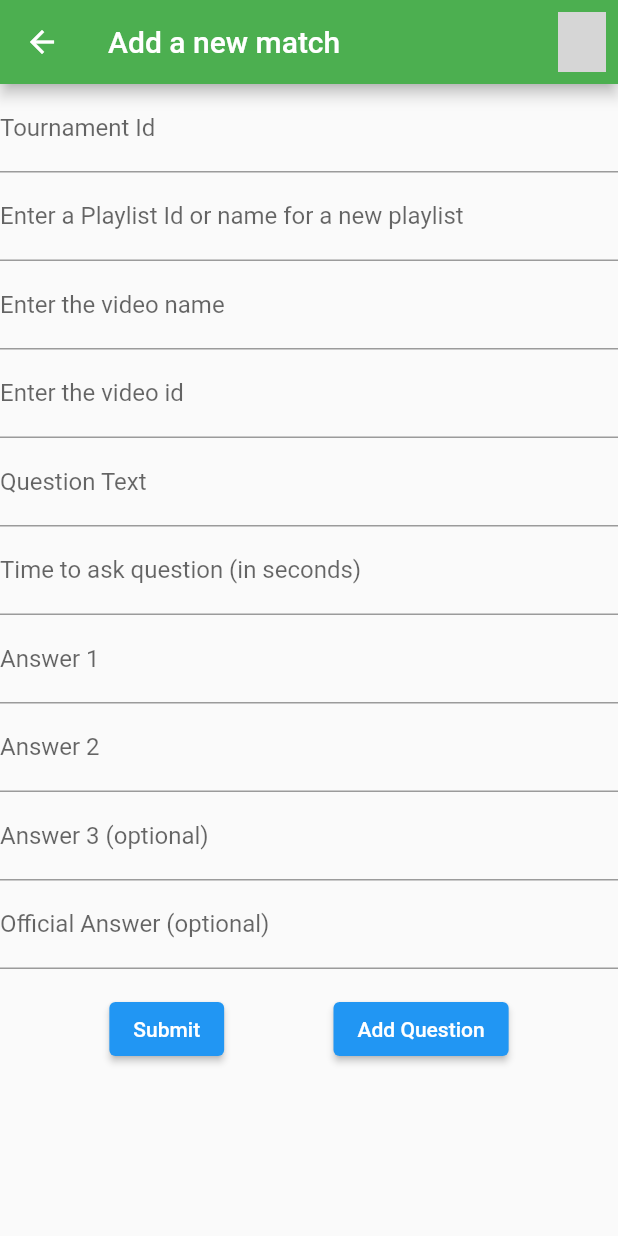
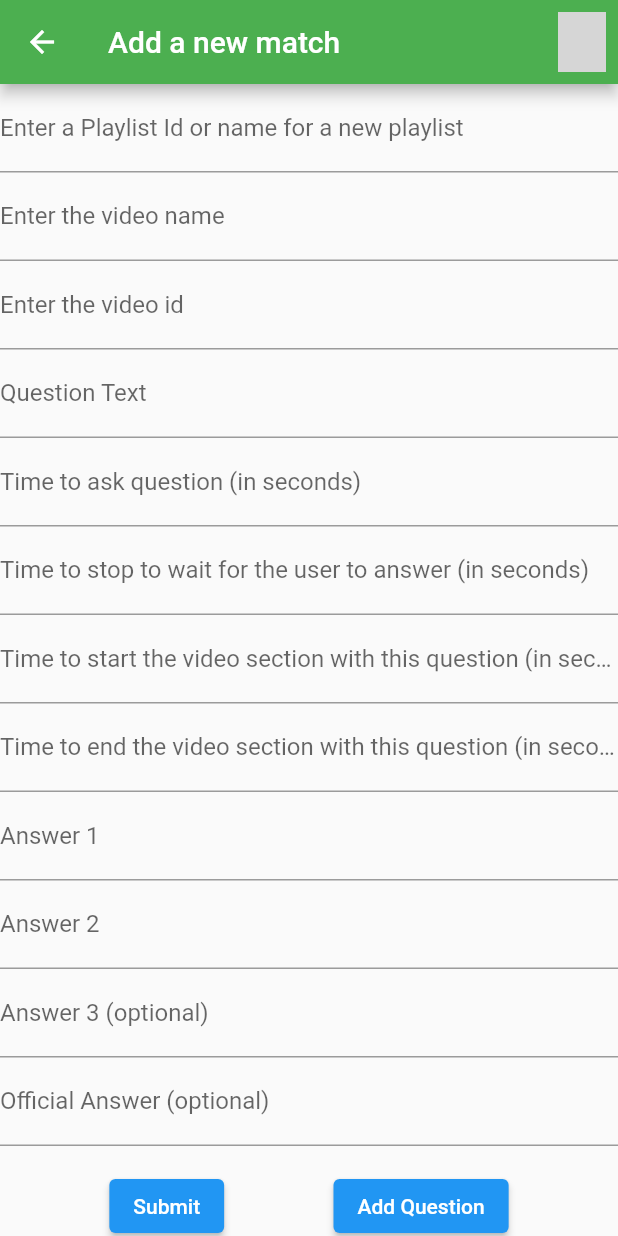
Before and after one commit to paketeserrano/whatisgonnahappen, a Flutter app: the AddVideosScreen screen opened directly, after a tap on "Submit", after a tap on "Add Question", on a phone screen of 412 x 824 dp. Run offline on Flutter 3.47's test engine with Material 2 defaults, Android fonts, the phone set to English and light mode, and no system bars; our stand-ins replace shared_preferences, youtube_player_flutter; missing offline and left inert: flutter_awesome_buttons; accounts and stored records are empty; network calls fail; grey boxes are pictures that could not be loaded.

Commit message:
Hastags, videos properly showing

```diff
--- a/lib/models/playlist_model.dart
+++ b/lib/models/playlist_model.dart
@@ -2,29 +2,20 @@
 class Playlist {
 
   String id;
-  String youtubeId;
-  String channelId;
   String title;
-  String profilePictureUrl;
-  int itemCount;
+  bool published;
 
   Playlist({
     this.id,
-    this.youtubeId,
-    this.channelId,
     this.title,
-    this.profilePictureUrl,
-    this.itemCount,
+    this.published,
   });
 
   factory Playlist.fromMap(Map<String, dynamic> map) {
     return Playlist(
-      id: map['id'],
-      youtubeId: map['id'],
-      channelId: map['snippet']['channelId'],
-      title: map['snippet']['title'],
-      profilePictureUrl: map['snippet']['thumbnails']['default']['url'],
-      itemCount: map['contentDetails']['itemCount'],
+      id: map['id'].toString(),
+      title: map['name'],
+      published: map['published']
     );
   }
 
--- a/lib/models/question_model.dart
+++ b/lib/models/question_model.dart
@@ -6,6 +6,8 @@ class Question{
   String statement;
   int timeToShow;
   int timeToStop;
+  int timeToStart;
+  int timeToEnd;
   List<dynamic> answers;
 
   Question({
@@ -15,6 +17,8 @@ class Question{
     this.statement,
     this.timeToShow,
     this.timeToStop,
+    this.timeToEnd,
+    this.timeToStart,
     this.answers,
 });
 
@@ -26,6 +30,8 @@ class Question{
       statement: map['statement'],
       timeToShow: map['time_to_show'],
       timeToStop: map['time_to_stop'],
+      timeToStart: map['time_to_start'],
+      timeToEnd: map['time_to_end'],
       answers: map['answers'],
     );
   }
@@ -38,6 +44,8 @@ class Question{
       'statement': this.statement,
       'timeToShow': this.timeToShow.toString(),
       'timeToStop': this.timeToStop.toString(),
+      'timeToStart': this.timeToStart.toString(),
+      'timeToEnd': this.timeToEnd.toString(),
       'answers': answers,
     };
   }
--- a/lib/models/video_model.dart
+++ b/lib/models/video_model.dart
@@ -8,7 +8,7 @@ class Video {
   String name;
   bool published;
   String thumbnailUrl;
-  SplayTreeMap<int,Question> questions;
+  List<Question> questions;
 
   Video({
     this.id,
@@ -40,10 +40,10 @@ class Video {
     };
   }
 
-  static SplayTreeMap<int,Question> createQuestions(List<dynamic> questionsJson){
-    SplayTreeMap<int,Question> questions = SplayTreeMap<int,Question>();
+  static List<Question> createQuestions(List<dynamic> questionsJson){
+    List<Question> questions = List<Question>();
     for(dynamic questionJson in questionsJson){
-      questions[questionJson['time_to_show']] = Question.fromMap(questionJson);
+      questions.add(Question.fromMap(questionJson));
     }
     return questions;
   }
--- a/lib/screens/add_videos_screen.dart
+++ b/lib/screens/add_videos_screen.dart
@@ -11,7 +11,6 @@ class AddVideosScreen extends StatefulWidget{
 class _AddVideosScreenState extends State<AddVideosScreen>{
   List<GlobalKey<QuestionWidgetState>> _questionsState;
   List<Widget> _questions;
-  TextEditingController _tournamentIdController;
   TextEditingController _playlistIdController;
   TextEditingController _videoNameController;
   TextEditingController _videoYoutubeIdController;
@@ -21,7 +20,6 @@ class _AddVideosScreenState extends State<AddVideosScreen>{
     super.initState();
     _questionsState = List<GlobalKey<QuestionWidgetState>>();
     _questions = List<Widget>();
-    _tournamentIdController = TextEditingController();
     _playlistIdController = TextEditingController();
     _videoNameController = TextEditingController();
     _videoYoutubeIdController = TextEditingController();
@@ -29,7 +27,6 @@ class _AddVideosScreenState extends State<AddVideosScreen>{
 
   @override
   void dispose() {
-    _tournamentIdController.dispose();
     _playlistIdController.dispose();
     _videoNameController.dispose();
     _videoYoutubeIdController.dispose();
@@ -59,18 +56,6 @@ class _AddVideosScreenState extends State<AddVideosScreen>{
           child:Column(
             crossAxisAlignment: CrossAxisAlignment.start,
             children: <Widget>[
-              TextFormField(
-                controller: _tournamentIdController,
-                decoration: const InputDecoration(
-                  labelText: 'Tournament Id',
-                ),
-                validator: (value) {
-                  if (value.isEmpty) {
-                    return 'Please enter a Tournament Id';
-                  }
-                  return null;
-                },
-              ),
               TextFormField(
                 controller: _playlistIdController,
                 decoration: const InputDecoration(
@@ -121,7 +106,6 @@ class _AddVideosScreenState extends State<AddVideosScreen>{
                           // otherwise.
                           if (_formKey.currentState.validate()) {
                             Map<String,dynamic> video = Map<String,dynamic>();
-                            video['channel_id'] = int.parse(_tournamentIdController.text);
                             video['playlist_id'] = _playlistIdController.text;
                             video['name'] = _videoNameController.text;
                             video['youtube_id'] = _videoYoutubeIdController.text;
@@ -130,7 +114,10 @@ class _AddVideosScreenState extends State<AddVideosScreen>{
                             _questionsState.forEach((key) {
                               Map<String,dynamic> questionMap = Map<String,dynamic>();
                               questionMap['statement'] = key.currentState.question.text;
-                              questionMap['time_to_show'] = int.parse(key.currentState.time.text);
+                              questionMap['time_to_show'] = int.parse(key.currentState.time_to_show.text);
+                              questionMap['time_to_stop'] = int.parse(key.currentState.time_to_stop.text);
+                              questionMap['time_to_start'] = int.parse(key.currentState.time_to_start.text);
+                              questionMap['time_to_end'] = int.parse(key.currentState.time_to_end.text);
                               questionMap['official_answer'] = key.currentState.officialAnswer.text;
                               List<String> answersList = List<String>();
                               answersList.add(key.currentState.answer1.text);
@@ -159,7 +146,7 @@ class _AddVideosScreenState extends State<AddVideosScreen>{
 
                             // If the form is valid, display a Snackbar.
                             ScaffoldMessenger.of(context).showSnackBar(SnackBar(
-                              content: Text(_tournamentIdController.text + '-' + _playlistIdController.text + '-' + _videoNameController.text + '-' + _videoYoutubeIdController.text),
+                              content: Text(_playlistIdController.text + '-' + _videoNameController.text + '-' + _videoYoutubeIdController.text),
                             ));
                           }
                         },
--- /dev/null
+++ b/lib/utilities/keys.dart
@@ -0,0 +1 @@
+const String API_KEY='AIzaSyCnk9YZu6RL4Uej-r5eUcXlmRTCA-n7q5o';
--- a/lib/widget/addQuestionWidget.dart
+++ b/lib/widget/addQuestionWidget.dart
@@ -10,7 +10,10 @@ class QuestionWidget extends StatefulWidget{
 
 class QuestionWidgetState extends State<QuestionWidget>{
   TextEditingController question;
-  TextEditingController time;
+  TextEditingController time_to_show;
+  TextEditingController time_to_stop;
+  TextEditingController time_to_start;
+  TextEditingController time_to_end;
   TextEditingController answer1;
   TextEditingController answer2;
   TextEditingController answer3;
@@ -20,7 +23,10 @@ class QuestionWidgetState extends State<QuestionWidget>{
   void initState(){
     super.initState();
     question = TextEditingController();
-    time = TextEditingController();
+    time_to_show = TextEditingController();
+    time_to_stop = TextEditingController();
+    time_to_start = TextEditingController();
+    time_to_end = TextEditingController();
     answer1 = TextEditingController();
     answer2 = TextEditingController();
     answer3 = TextEditingController();
@@ -30,7 +36,10 @@ class QuestionWidgetState extends State<QuestionWidget>{
   @override
   void dispose(){
     question.dispose();
-    time.dispose();
+    time_to_show.dispose();
+    time_to_stop.dispose();
+    time_to_start.dispose();
+    time_to_end.dispose();
     answer1.dispose();
     answer2.dispose();
     answer3.dispose();
@@ -59,13 +68,49 @@ class QuestionWidgetState extends State<QuestionWidget>{
                 },
               ),
               TextFormField(
-                controller: time,
+                controller: time_to_show,
                 decoration: const InputDecoration(
                   labelText: 'Time to ask question (in seconds)',
                 ),
                 validator: (value) {
                   if (value.isEmpty) {
                     return 'Please enter the time to ask the question in seconds';
+                  }
+                  return null;
+                },
+              ),
+              TextFormField(
+                controller: time_to_stop,
+                decoration: const InputDecoration(
+                  labelText: 'Time to stop to wait for the user to answer (in seconds)',
+                ),
+                validator: (value) {
+                  if (value.isEmpty) {
+                    return 'Please enter the time to stop to wait for the user to answer the question (in seconds)';
+                  }
+                  return null;
+                },
+              ),
+              TextFormField(
+                controller: time_to_start,
+                decoration: const InputDecoration(
+                  labelText: 'Time to start the video section with this question (in seconds)',
+                ),
+                validator: (value) {
+                  if (value.isEmpty) {
+                    return 'Please enter the time to start the video section with this question (in seconds)';
+                  }
+                  return null;
+                },
+              ),
+              TextFormField(
+                controller: time_to_end,
+                decoration: const InputDecoration(
+                  labelText: 'Time to end the video section with this question (in seconds)',
+                ),
+                validator: (value) {
+                  if (value.isEmpty) {
+                    return 'Please enter the time to end the video section with this question (in seconds)';
                   }
                   return null;
                 },
--- a/pubspec.yaml
+++ b/pubspec.yaml
@@ -29,6 +29,7 @@ dependencies:
   cached_network_image: ^2.2.0+1
   english_words: ^3.1.5
   shared_preferences: '>= 0.5.12+4 <2.0.0'
+  flutter_awesome_buttons: ^0.1.0
 
 
   # The following adds the Cupertino Icons font to your application.
```
Also changed, not shown: lib/screens/channel_screen.dart (deleted, +0 -102 lines), lib/screens/home_screen.dart (+32 -48 lines), lib/screens/playlist_screen.dart (+6 -7 lines), lib/screens/video_screen.dart (+124 -59 lines), lib/services/api_service.dart (+15 -51 lines), pubspec.lock, 1 other file.
